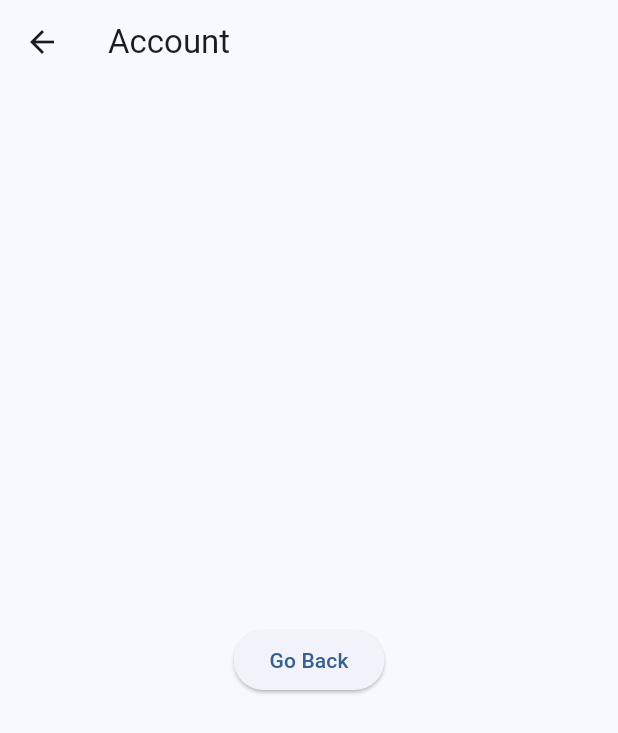
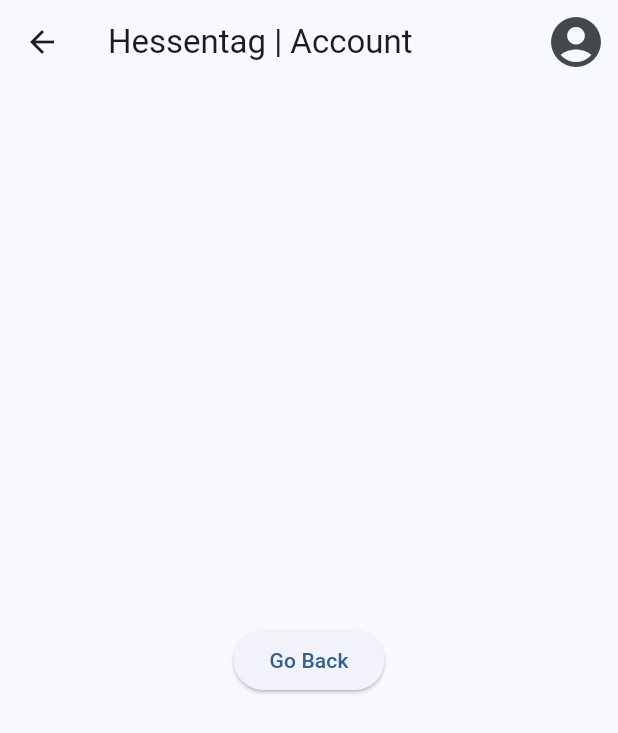
Before and after one commit to thomasalcock/302FoundFrontend, a Flutter app: the screen it shows after launch, after a tap on the "account circle" icon, on a phone screen of 412 x 824 dp. Shown: the top 733 px of the screen. Run offline on Flutter 3.47's test engine with Material 3 defaults, Android fonts, the phone set to English and light mode, and no system bars; our stand-ins replace flutter_dotenv.

Commit message:
Fix appbar navigation

```diff
--- a/lib/account/account_view.dart
+++ b/lib/account/account_view.dart
@@ -1,4 +1,5 @@
 import 'package:flutter/material.dart';
+import 'package:threeotwo_found_frontend/app_bar.dart';
 
 class AccountView extends StatefulWidget {
   const AccountView({super.key});
@@ -11,11 +12,12 @@ class AccountViewState extends State<AccountView> {
   @override
   Widget build(BuildContext context) {
     return Scaffold(
-      appBar: AppBar(title: const Text('Account')),
+      appBar: AppBarWidget(title: 'Account'),
       body: Center(
         child: ElevatedButton(
           onPressed: () {
-            Navigator.pop(context);
+            Navigator.pushNamed(context, '/');
+            ;
           },
           child: const Text('Go Back'),
         ),
--- a/lib/app_bar.dart
+++ b/lib/app_bar.dart
@@ -1,21 +1,27 @@
 import 'package:flutter/material.dart';
 
-class AppBarWidget extends StatelessWidget {
+class AppBarWidget extends StatelessWidget implements PreferredSizeWidget {
   const AppBarWidget({super.key, required this.title});
   final String title;
 
   @override
   AppBar build(BuildContext context) {
     return AppBar(
-      title: Text('Hessentag - $title'),
+      title: Text('Hessentag | $title'),
       actions: [
         IconButton(
           icon: const Icon(Icons.account_circle, size: 40),
           onPressed: () {
-            Navigator.pushNamed(context, '/account');
+            final currentRoute = ModalRoute.of(context)?.settings.name;
+            if (currentRoute != '/account') {
+              Navigator.pushNamed(context, '/account');
+            }
           },
         ),
       ],
     );
   }
+
+  @override
+  Size get preferredSize => const Size.fromHeight(kToolbarHeight);
 }
--- a/lib/trustedPersons/trusted_persons_list_view.dart
+++ b/lib/trustedPersons/trusted_persons_list_view.dart
@@ -68,10 +68,7 @@ class TrustedPersonsListViewState extends State<TrustedPersonsListView> {
   @override
   Widget build(BuildContext context) {
     return Scaffold(
-      appBar: PreferredSize(
-        preferredSize: const Size.fromHeight(kToolbarHeight),
-        child: AppBarWidget(title: 'Notfallkontakte'),
-      ),
+      appBar: AppBarWidget(title: 'Notfallkontakte'),
       body: _trustedPersons.isEmpty
           ? Center(
               child: _isLoading
```
